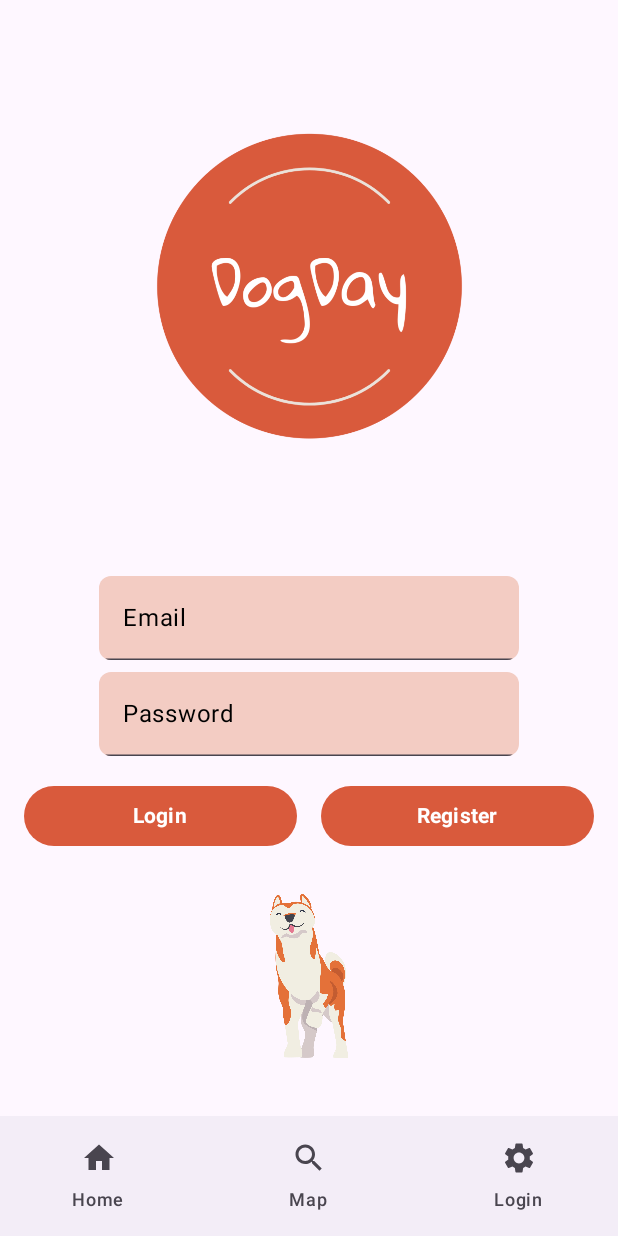
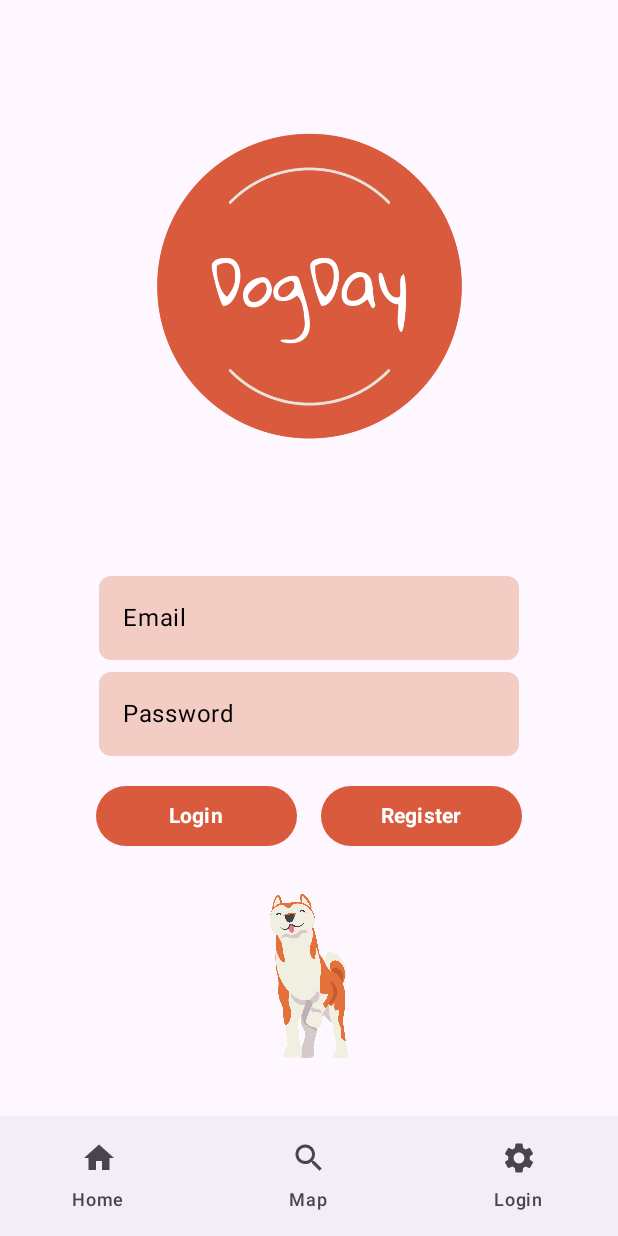
Before and after one commit to mattia-lerario/Dogday, an Android app built with Jetpack Compose: the screen it shows after launch (MainActivity), on a phone screen of 412 x 824 dp. Run offline under Robolectric (Android 15) with nearby library versions, the phone set to English and light mode, and no system bars; our stand-ins replace Firebase (no records; nobody signed in at launch, a user with empty details on screens opened directly).

Commit message:
Endret knappe størrelse og fått vekk svart strek i inputfelt

```diff
--- a/app/src/main/java/com/example/dogday/LoginScreen.kt
+++ b/app/src/main/java/com/example/dogday/LoginScreen.kt
@@ -58,7 +58,9 @@ fun LoginScreen(navController: NavController) {
                 .padding(horizontal = 8.dp),
             colors = TextFieldDefaults.colors(
                 focusedContainerColor = InputBackgroundLight,
-                unfocusedContainerColor = InputBackgroundLight
+                unfocusedContainerColor = InputBackgroundLight,
+                focusedIndicatorColor = Color.Transparent,
+                unfocusedIndicatorColor = Color.Transparent
             ),
             shape = MaterialTheme.shapes.small
 
@@ -77,7 +79,9 @@ fun LoginScreen(navController: NavController) {
                 .padding(horizontal = 8.dp),
             colors = TextFieldDefaults.colors(
                 focusedContainerColor = InputBackgroundLight,
-                unfocusedContainerColor = InputBackgroundLight
+                unfocusedContainerColor = InputBackgroundLight,
+                focusedIndicatorColor = Color.Transparent,
+                unfocusedIndicatorColor = Color.Transparent
             ),
             shape = MaterialTheme.shapes.small
         )
@@ -85,9 +89,11 @@ fun LoginScreen(navController: NavController) {
         Spacer(modifier = Modifier.height(16.dp))
 
         Row(
-            modifier = Modifier.fillMaxWidth(),
-            horizontalArrangement = Arrangement.SpaceEvenly
-        ){
+            modifier = Modifier
+                .widthIn(max = 300.dp) // Set a max width for the button row
+                .padding(horizontal = 8.dp),
+            horizontalArrangement = Arrangement.SpaceBetween
+        ) {
             Button(
                 onClick = {
                     if (email.isNotBlank() && password.isNotBlank()) {
@@ -122,39 +128,34 @@ fun LoginScreen(navController: NavController) {
                         loginError = "Email and password must not be empty"
                     }
                 },
-
                 modifier = Modifier
-                .weight(1f)
+                    .weight(1f) // Makes both buttons take up equal space
                     .padding(end = 8.dp),
                 colors = ButtonDefaults.buttonColors(containerColor = ButtonColorLight),
                 contentPadding = PaddingValues(vertical = 8.dp)
-
             ) {
-            Text("Login",
+                Text(
+                    "Login",
                     fontWeight = FontWeight.Bold
-
                 )
             }
-
-        Spacer(modifier = Modifier.height(8.dp))
 
             Button(
                 onClick = { navController.navigate("register") },
                 modifier = Modifier
-                .weight(1f)
+                    .weight(1f) // Makes both buttons take up equal space
                     .padding(start = 8.dp),
                 colors = ButtonDefaults.buttonColors(containerColor = ButtonColorLight),
                 contentPadding = PaddingValues(vertical = 8.dp)
             ) {
-            Text("Register",
+                Text(
+                    "Register",
                     fontWeight = FontWeight.Bold
                 )
             }
-
         }
 
         Spacer(modifier = Modifier.height(8.dp))
-
 
         loginError?.let { error ->
             Text(
```
Lines whose indentation alone changed are shown as unchanged.
